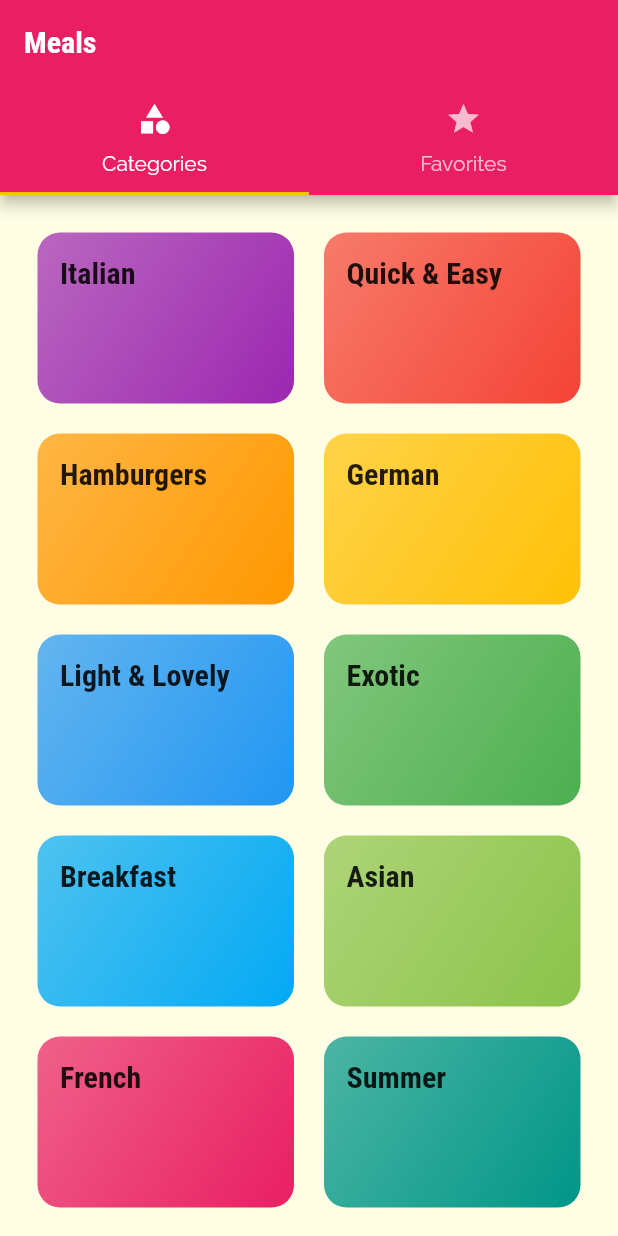
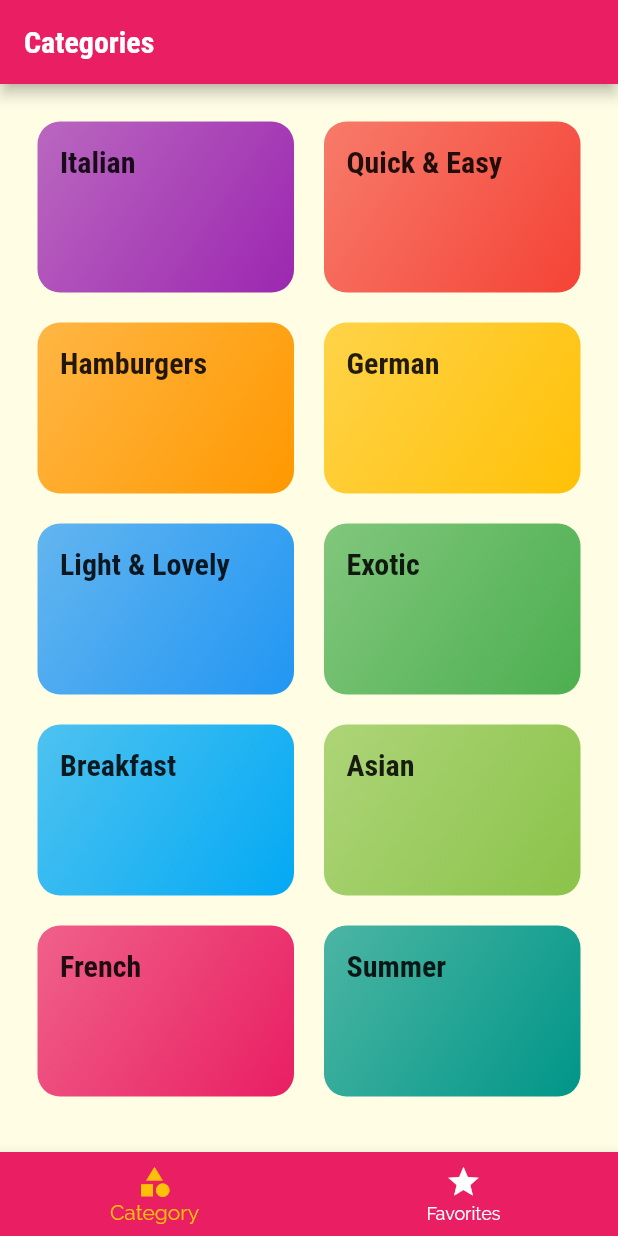
Before and after one commit to polnikovandrey/meals_app, a Flutter app: the screen it shows after launch, on a phone screen of 412 x 824 dp. Run offline on Flutter 3.47's test engine with Material 2 defaults, Android fonts, the phone set to English and light mode, and no system bars.

```diff
--- a/lib/screens/tabs_screen.dart
+++ b/lib/screens/tabs_screen.dart
@@ -10,32 +10,38 @@ class TabsScreen extends StatefulWidget {
 }
 
 class _TabsScreenState extends State<TabsScreen> {
+  final List<Map<String, dynamic>> _pages = const [
+    {'page': CategoriesScreen(), 'title': 'Categories'},
+    {'page': FavoritesScreen(), 'title': 'Favorites'},
+  ];
+
+  int _selectedPageIndex = 0;
+
   @override
   Widget build(BuildContext context) {
-    return DefaultTabController(
-      length: 2,
-      child: Scaffold(
-        appBar: AppBar(
-          title: const Text('Meals'),
-          bottom: const TabBar(
-            tabs: [
-              Tab(
-                icon: Icon(Icons.category),
-                text: 'Categories',
-              ),
-              Tab(
-                icon: Icon(Icons.star),
-                text: 'Favorites',
-              ),
-            ],
+    return Scaffold(
+      appBar: AppBar(
+        title: Text(
+          _pages[_selectedPageIndex]['title'],
+        ),
+      ),
+      body: _pages[_selectedPageIndex]['page'],
+      bottomNavigationBar: BottomNavigationBar(
+        onTap: (index) => setState(() => _selectedPageIndex = index),
+        backgroundColor: Theme.of(context).colorScheme.primary,
+        selectedItemColor: Theme.of(context).colorScheme.secondary,
+        unselectedItemColor: Colors.white,
+        currentIndex: _selectedPageIndex,
+        items: const [
+          BottomNavigationBarItem(
+            icon: Icon(Icons.category),
+            label: 'Category',
           ),
-        ),
-        body: const TabBarView(
-          children: [
-            CategoriesScreen(),
-            FavoritesScreen(),
-          ],
-        ),
+          BottomNavigationBarItem(
+            icon: Icon(Icons.star),
+            label: 'Favorites',
+          ),
+        ],
       ),
     );
   }
```
